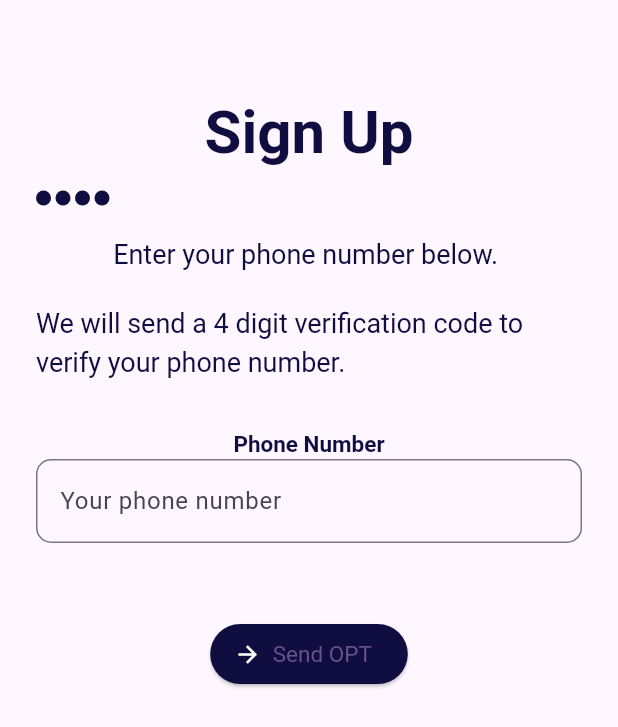
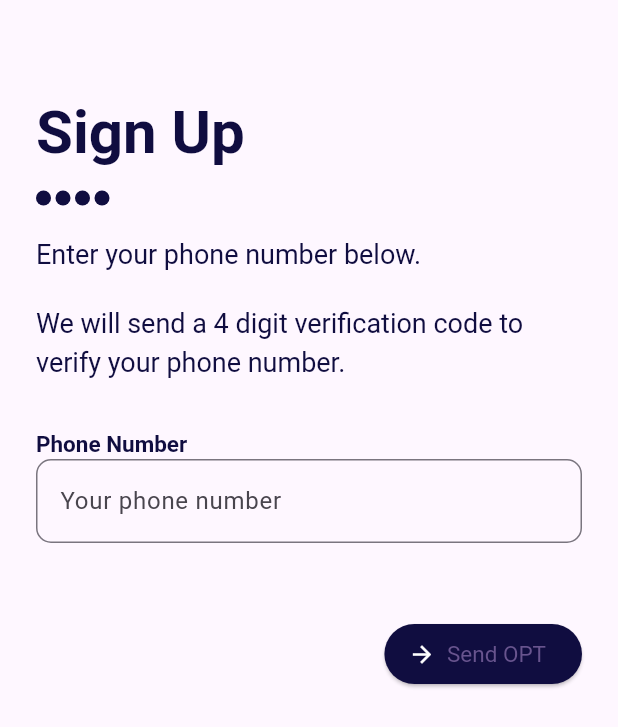
Before and after one commit to Rina-ui/MyWallet, a Flutter app: the Signup screen opened directly, on a phone screen of 412 x 824 dp. Shown: the top 727 px of the screen. Run offline on Flutter 3.47's test engine with Material 3 defaults, Android fonts, the phone set to English and light mode, and no system bars; Roboto replaces fonts that are missing (Poppins).

```diff
--- a/lib/first_part/Signup.dart
+++ b/lib/first_part/Signup.dart
@@ -16,7 +16,7 @@ class _SignupState extends State<Signup> {
         child: Column(
           crossAxisAlignment: CrossAxisAlignment.start,
           children: [
-            Column(
+            Row(
               children: [
                 Text('Sign Up',
                   style: TextStyle(
@@ -27,6 +27,9 @@ class _SignupState extends State<Signup> {
                     letterSpacing: 0,
                   ),
                 ),
+              ],
+            ),
+
             SizedBox(height: 10,),
 
             Row(
@@ -70,7 +73,8 @@ class _SignupState extends State<Signup> {
             ),
 
             SizedBox(height: 20,),
-
+            Row(
+              children: [
                 Text('Enter your phone number below. ',
                   style: TextStyle(
                       color: Color(0xFF100D40),
@@ -80,8 +84,11 @@ class _SignupState extends State<Signup> {
                       fontFamily: 'Poppins'
                   ),
                 ),
+
+              ],
+            ),
+
             SizedBox(height: 20,),
-
             Text('We will send a 4 digit verification code to verify your phone number.',
               style: TextStyle(
                   color: Color(0xFF100D40),
@@ -93,6 +100,8 @@ class _SignupState extends State<Signup> {
             ),
 
             SizedBox(height: 30,),
+            Row(
+              children: [
                 Text('Phone Number',
                   style: TextStyle(
                       color: Color(0xFF100D40),
@@ -102,6 +111,9 @@ class _SignupState extends State<Signup> {
                       fontFamily: 'Poppins'
                   ),
                 ),
+              ],
+            ),
+
             TextField(
               decoration: InputDecoration(
                 hintText: 'Your phone number',
@@ -110,8 +122,11 @@ class _SignupState extends State<Signup> {
                 ),
               ),
             ),
+            SizedBox(height: 50,),
 
-                SizedBox(height: 50,),
+            Row(
+              children: [
+                Spacer(),
                 ElevatedButton.icon(
                     onPressed: () {
                       Navigator.push(
@@ -131,8 +146,12 @@ class _SignupState extends State<Signup> {
                         )
                     )
                 )
+
               ],
-            )
+            ),
+
+
+
           ],
         ),
       )
```
Also changed, not shown: lib/first_part/Verification.dart (added). Lines whose indentation alone changed are shown as unchanged.
